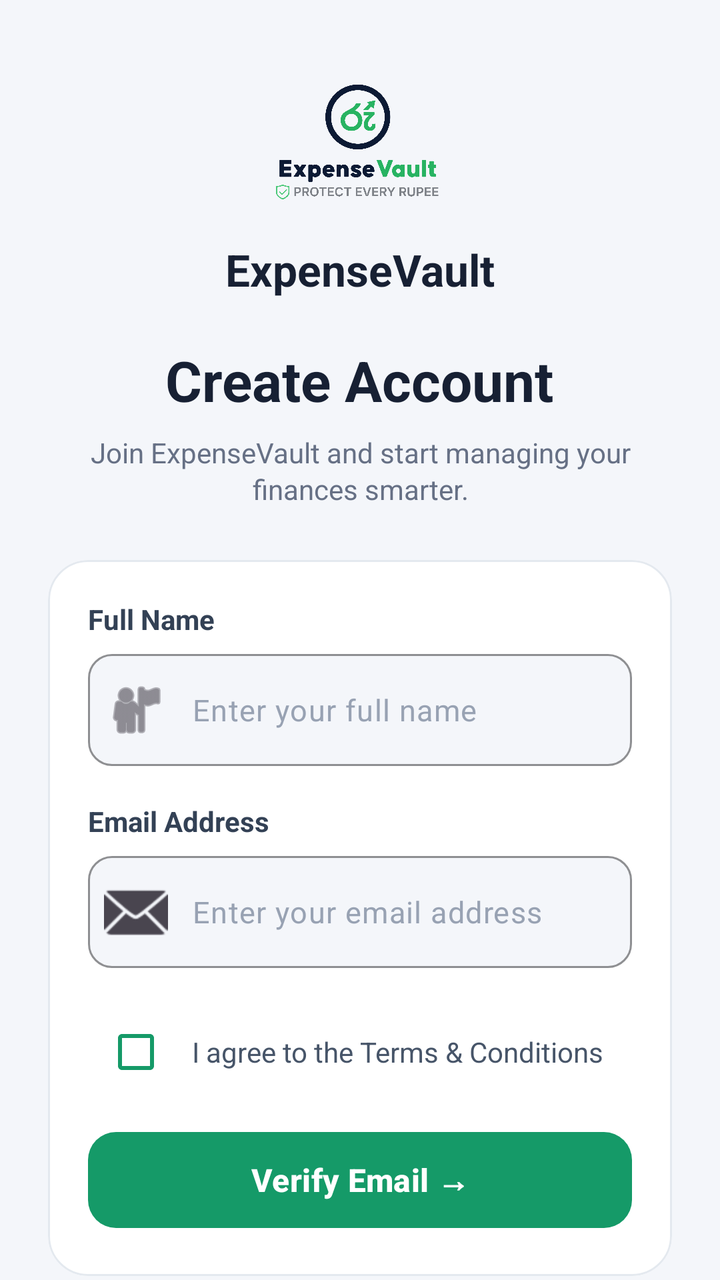
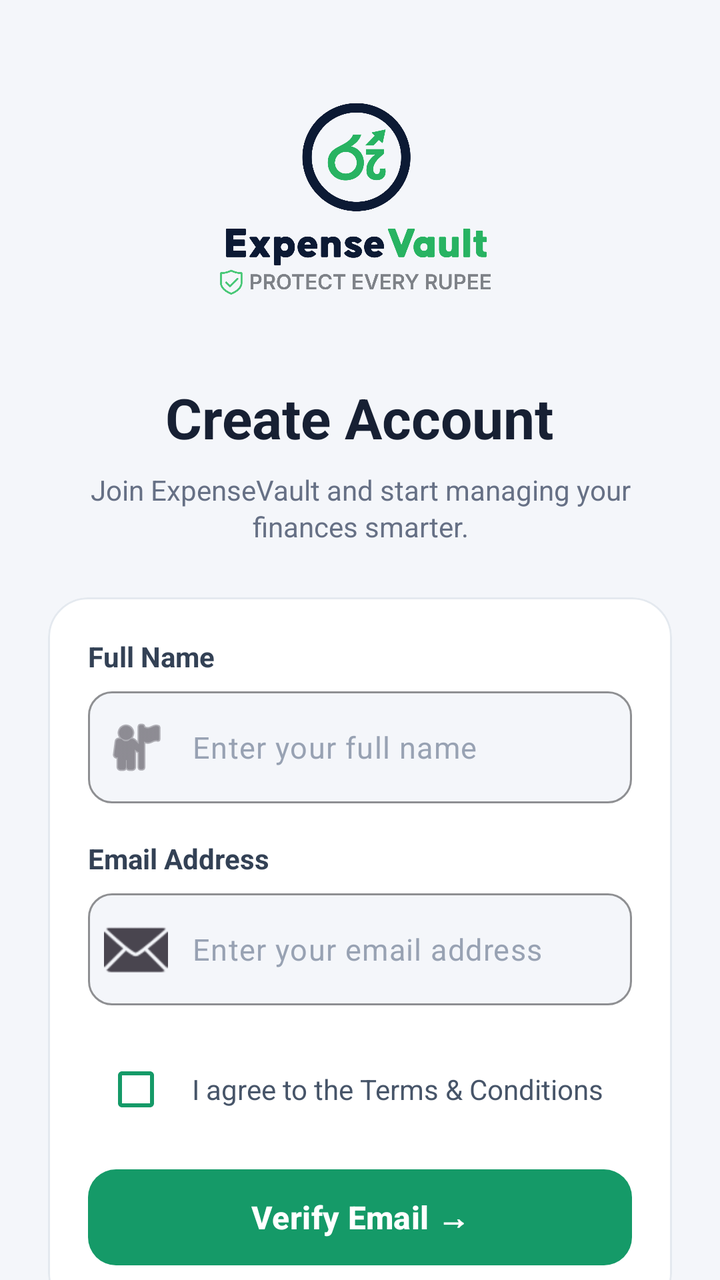

The first picture is an Android layout as it rendered before a commit; the second is the same layout after the commit. The layout source and the unified diff follow.
<!-- AndroidManifest.xml: application theme Theme.AIExpenseManagementApplication -->
<!-- res/layout/activity_register.xml -->
<?xml version="1.0" encoding="utf-8"?>
<androidx.constraintlayout.widget.ConstraintLayout
    xmlns:android="http://schemas.android.com/apk/res/android"
    xmlns:app="http://schemas.android.com/apk/res-auto"
    android:layout_width="match_parent"
    android:layout_height="match_parent"
    android:background="#F4F6FA">

    
    
    

    <androidx.core.widget.NestedScrollView
        android:id="@+id/scrollRegister"
        android:layout_width="0dp"
        android:layout_height="0dp"
        android:fillViewport="true"
        android:clipToPadding="false"
        android:overScrollMode="never"
        app:layout_constraintTop_toTopOf="parent"
        app:layout_constraintBottom_toBottomOf="parent"
        app:layout_constraintStart_toStartOf="parent"
        app:layout_constraintEnd_toEndOf="parent">

        <LinearLayout
            android:layout_width="match_parent"
            android:layout_height="wrap_content"
            android:orientation="vertical"
            android:paddingStart="24dp"
            android:paddingEnd="24dp"
            android:paddingTop="28dp"
            android:paddingBottom="28dp">

            
            
            

            <ImageView
                android:id="@+id/imgLogo"
                android:layout_width="84dp"
                android:layout_height="84dp"
                android:layout_gravity="center_horizontal"
                android:contentDescription="ExpenseVault Logo"
                android:scaleType="centerInside"
                android:src="@drawable/logo" />


            
            
            

            <TextView
                android:id="@+id/tvBrand"
                android:layout_width="wrap_content"
                android:layout_height="wrap_content"
                android:layout_gravity="center_horizontal"
                android:layout_marginTop="8dp"
                android:text="ExpenseVault"
                android:textColor="#172033"
                android:textSize="22sp"
                android:textStyle="bold" />


            
            
            

            <TextView
                android:id="@+id/tvTitle"
                android:layout_width="wrap_content"
                android:layout_height="wrap_content"
                android:layout_gravity="center_horizontal"
                android:layout_marginTop="22dp"
                android:text="Create Account"
                android:textColor="#172033"
                android:textSize="28sp"
                android:textStyle="bold" />


            
            
            

            <TextView
                android:id="@+id/tvSubtitle"
                android:layout_width="match_parent"
                android:layout_height="wrap_content"
                android:layout_marginTop="8dp"
                android:gravity="center"
                android:text="Join ExpenseVault and start managing your finances smarter."
                android:textColor="#667085"
                android:textSize="14sp"
                android:lineSpacingExtra="2dp" />


            
            
            

            <com.google.android.material.card.MaterialCardView
                android:id="@+id/cardRegister"
                android:layout_width="match_parent"
                android:layout_height="wrap_content"
                android:layout_marginTop="26dp"
                app:cardBackgroundColor="#FFFFFF"
                app:cardCornerRadius="20dp"
                app:cardElevation="0dp"
                app:strokeColor="#E4E9EF"
                app:strokeWidth="1dp">

                <LinearLayout
                    android:layout_width="match_parent"
                    android:layout_height="wrap_content"
                    android:orientation="vertical"
                    android:padding="20dp">


                    
                    
                    

                    <TextView
                        android:layout_width="wrap_content"
                        android:layout_height="wrap_content"
                        android:text="Full Name"
                        android:textColor="#334155"
                        android:textSize="14sp"
                        android:textStyle="bold" />

                    <com.google.android.material.textfield.TextInputLayout
                        android:id="@+id/fullNameInputLayout"
                        android:layout_width="match_parent"
                        android:layout_height="wrap_content"
                        android:layout_marginTop="8dp"
                        app:boxBackgroundColor="#F4F6FA"
                        app:boxBackgroundMode="outline"
                        app:boxCornerRadiusBottomEnd="12dp"
                        app:boxCornerRadiusBottomStart="12dp"
                        app:boxCornerRadiusTopEnd="12dp"
                        app:boxCornerRadiusTopStart="12dp"
                        app:boxStrokeColor="#159A68"
                        app:hintEnabled="false"
                        app:startIconDrawable="@android:drawable/ic_menu_myplaces">

                        <com.google.android.material.textfield.TextInputEditText
                            android:id="@+id/etFullName"
                            android:layout_width="match_parent"
                            android:layout_height="56dp"
                            android:hint="Enter your full name"
                            android:inputType="textPersonName"
                            android:maxLines="1"
                            android:paddingStart="12dp"
                            android:paddingEnd="12dp"
                            android:textColor="#172033"
                            android:textColorHint="#98A2B3"
                            android:textSize="15sp" />

                    </com.google.android.material.textfield.TextInputLayout>


                    
                    
                    

                    <TextView
                        android:layout_width="wrap_content"
                        android:layout_height="wrap_content"
                        android:layout_marginTop="18dp"
                        android:text="Email Address"
                        android:textColor="#334155"
                        android:textSize="14sp"
                        android:textStyle="bold" />

                    <com.google.android.material.textfield.TextInputLayout
                        android:id="@+id/emailInputLayout"
                        android:layout_width="match_parent"
                        android:layout_height="wrap_content"
                        android:layout_marginTop="8dp"
                        app:boxBackgroundColor="#F4F6FA"
                        app:boxBackgroundMode="outline"
                        app:boxCornerRadiusBottomEnd="12dp"
                        app:boxCornerRadiusBottomStart="12dp"
                        app:boxCornerRadiusTopEnd="12dp"
                        app:boxCornerRadiusTopStart="12dp"
                        app:boxStrokeColor="#159A68"
                        app:hintEnabled="false"
                        app:startIconDrawable="@android:drawable/ic_dialog_email">

                        <com.google.android.material.textfield.TextInputEditText
                            android:id="@+id/etEmail"
                            android:layout_width="match_parent"
                            android:layout_height="56dp"
                            android:hint="Enter your email address"
                            android:inputType="textEmailAddress"
                            android:maxLines="1"
                            android:paddingStart="12dp"
                            android:paddingEnd="12dp"
                            android:textColor="#172033"
                            android:textColorHint="#98A2B3"
                            android:textSize="15sp" />

                    </com.google.android.material.textfield.TextInputLayout>


                    
                    
                    

                    <LinearLayout
                        android:id="@+id/layoutTerms"
                        android:layout_width="match_parent"
                        android:layout_height="wrap_content"
                        android:layout_marginTop="18dp"
                        android:gravity="center_vertical"
                        android:orientation="horizontal">

                        <CheckBox
                            android:id="@+id/cbTerms"
                            android:layout_width="wrap_content"
                            android:layout_height="48dp"
                            android:buttonTint="#159A68"
                            android:padding="0dp" />

                        <TextView
                            android:id="@+id/tvTerms"
                            android:layout_width="wrap_content"
                            android:layout_height="48dp"
                            android:layout_marginStart="4dp"
                            android:clickable="true"
                            android:focusable="true"
                            android:gravity="center_vertical"
                            android:text="I agree to the Terms &amp; Conditions"
                            android:textColor="#475569"
                            android:textSize="14sp" />

                    </LinearLayout>


                    
                    
                    

                    <com.google.android.material.button.MaterialButton
                        android:id="@+id/btnVerifyEmail"
                        android:layout_width="match_parent"
                        android:layout_height="56dp"
                        android:layout_marginTop="12dp"
                        android:text="Verify Email →"
                        android:textAllCaps="false"
                        android:textColor="@android:color/white"
                        android:textSize="16sp"
                        android:textStyle="bold"
                        app:backgroundTint="#159A68"
                        app:cornerRadius="14dp" />

                </LinearLayout>

            </com.google.android.material.card.MaterialCardView>


            
            
            

            <LinearLayout
                android:layout_width="wrap_content"
                android:layout_height="wrap_content"
                android:layout_gravity="center_horizontal"
                android:layout_marginTop="18dp"
                android:gravity="center_vertical"
                android:orientation="horizontal">

                <ImageView
                    android:layout_width="18dp"
                    android:layout_height="18dp"
                    android:contentDescription="Email verification"
                    android:src="@android:drawable/ic_dialog_info" />

                <TextView
                    android:layout_width="wrap_content"
                    android:layout_height="wrap_content"
                    android:layout_marginStart="6dp"
                    android:text="We'll send a verification link to your email"
                    android:textColor="#667085"
                    android:textSize="12sp" />

            </LinearLayout>


            
            
            

            <LinearLayout
                android:layout_width="wrap_content"
                android:layout_height="wrap_content"
                android:layout_gravity="center_horizontal"
                android:layout_marginTop="24dp"
                android:gravity="center_vertical"
                android:orientation="horizontal">

                <TextView
                    android:layout_width="wrap_content"
                    android:layout_height="wrap_content"
                    android:text="Already have an account?"
                    android:textColor="#667085"
                    android:textSize="14sp" />

                <TextView
                    android:id="@+id/tvLogin"
                    android:layout_width="wrap_content"
                    android:layout_height="48dp"
                    android:layout_marginStart="5dp"
                    android:clickable="true"
                    android:focusable="true"
                    android:gravity="center"
                    android:text="Login"
                    android:textColor="#159A68"
                    android:textSize="14sp"
                    android:textStyle="bold" />

            </LinearLayout>


            

            <View
                android:layout_width="match_parent"
                android:layout_height="20dp" />

        </LinearLayout>

    </androidx.core.widget.NestedScrollView>

</androidx.constraintlayout.widget.ConstraintLayout>
<!-- resources referenced by this layout -->
<resources>
  <!-- drawable logo: png bitmap (drawable, 144460 bytes) -->
  <style name="Theme.AIExpenseManagementApplication" parent="Base.Theme.AIExpenseManagementApplication" />
  <style name="Base.Theme.AIExpenseManagementApplication" parent="Theme.Material3.DayNight.NoActionBar">
  
          <item name="colorPrimary">#C7C7CC</item>
          <item name="colorOnPrimary">#FFFFFF</item>
  
          
          <item name="android:statusBarColor">#FFFFFF</item>
  
          
          <item name="android:windowLightStatusBar">true</item>
  
          <item name="colorSecondaryContainer">@color/nav_selected_background</item>
  
      </style>
  <color name="nav_selected_background">#DCFCE7</color>
</resources>

<!-- the commit's change to res/layout/activity_register.xml (unified diff, before → after) -->
@@ -37,8 +37,8 @@
 
             <ImageView
                 android:id="@+id/imgLogo"
-                android:layout_width="84dp"
-                android:layout_height="84dp"
+                android:layout_width="140dp"
+                android:layout_height="140dp"
                 android:layout_gravity="center_horizontal"
                 android:contentDescription="ExpenseVault Logo"
                 android:scaleType="centerInside"
@@ -49,16 +49,6 @@
             
             
 
-            <TextView
-                android:id="@+id/tvBrand"
-                android:layout_width="wrap_content"
-                android:layout_height="wrap_content"
-                android:layout_gravity="center_horizontal"
-                android:layout_marginTop="8dp"
-                android:text="ExpenseVault"
-                android:textColor="#172033"
-                android:textSize="22sp"
-                android:textStyle="bold" />
 
 
             
